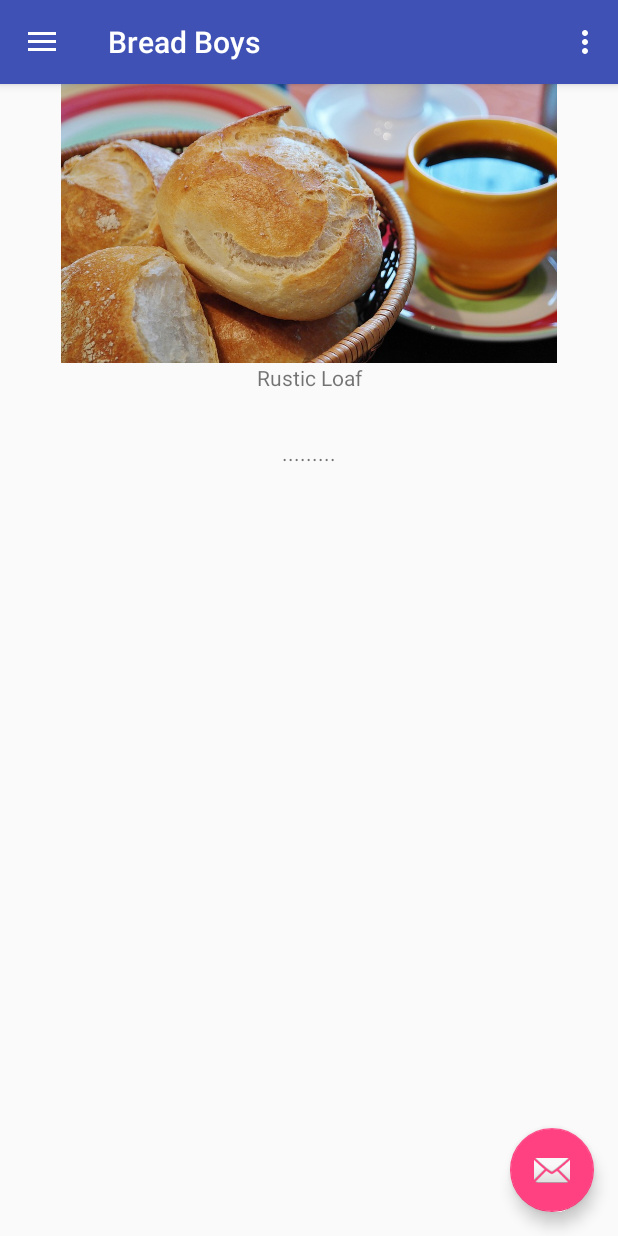
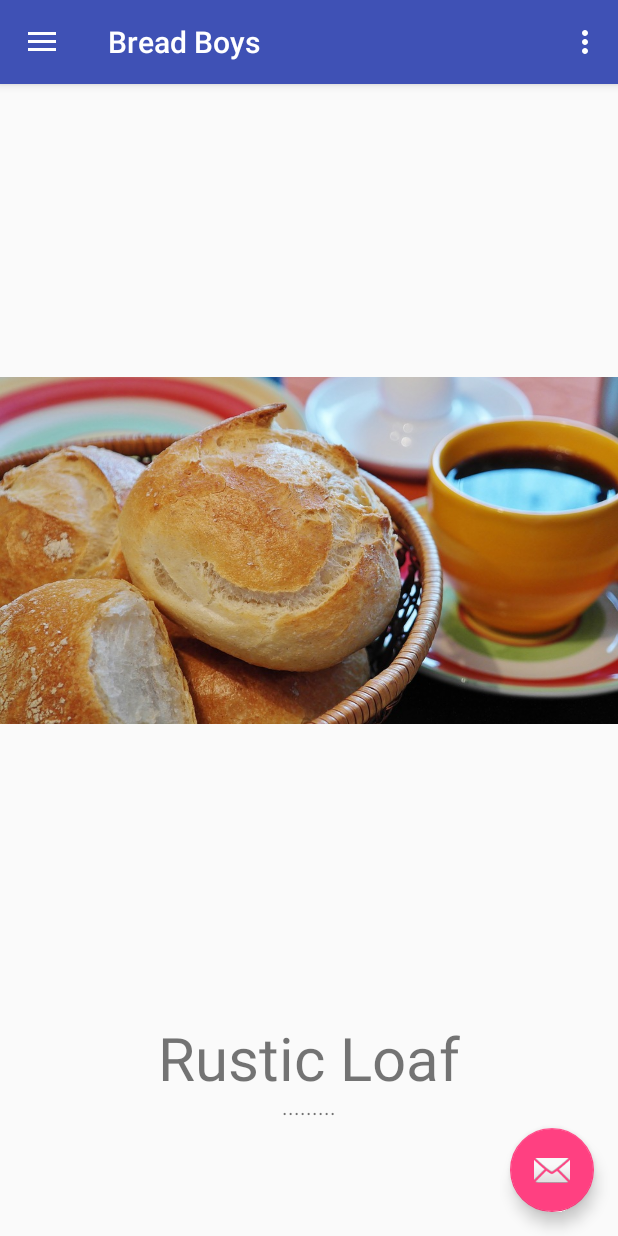
Before and after one commit to ColinLandry/ColinWill-BreadBoys, an Android app: the screen it shows after launch (MainActivity), in the side drawer, after a tap on "Recipes", on a phone screen of 412 x 824 dp. Run offline under Robolectric (Android 15) with nearby library versions, the phone set to English and light mode, and no system bars.

Commit message:
#3 Fixed up the layout

```diff
--- a/app/src/main/res/layout/fragment_recipe_page.xml
+++ b/app/src/main/res/layout/fragment_recipe_page.xml
@@ -12,7 +12,7 @@
     <ImageView
         android:layout_width="match_parent"
         android:layout_height="153dp"
-        android:layout_weight="0.06"
+        android:layout_weight="0.86"
         android:id="@+id/imageViewRecipe"
         android:src="@drawable/mainpageimage"/>
 
@@ -21,13 +21,16 @@
         android:layout_width="match_parent"
         android:layout_height="50dp"
         android:text="TextView"
-        android:textAlignment="center" />
+        android:textAlignment="center"
+        android:textSize="@dimen/title_fontSize" />
 
     <TextView
         android:id="@+id/recipedesc"
         android:layout_width="match_parent"
         android:layout_height="wrap_content"
+        android:layout_gravity="center_vertical|center_horizontal"
+        android:layout_weight="0.14"
         android:text="TextView"
         android:textAlignment="center"
-        android:layout_weight="0.14" />
+        android:textSize="@dimen/text_fontSize" />
 </LinearLayout>
```
